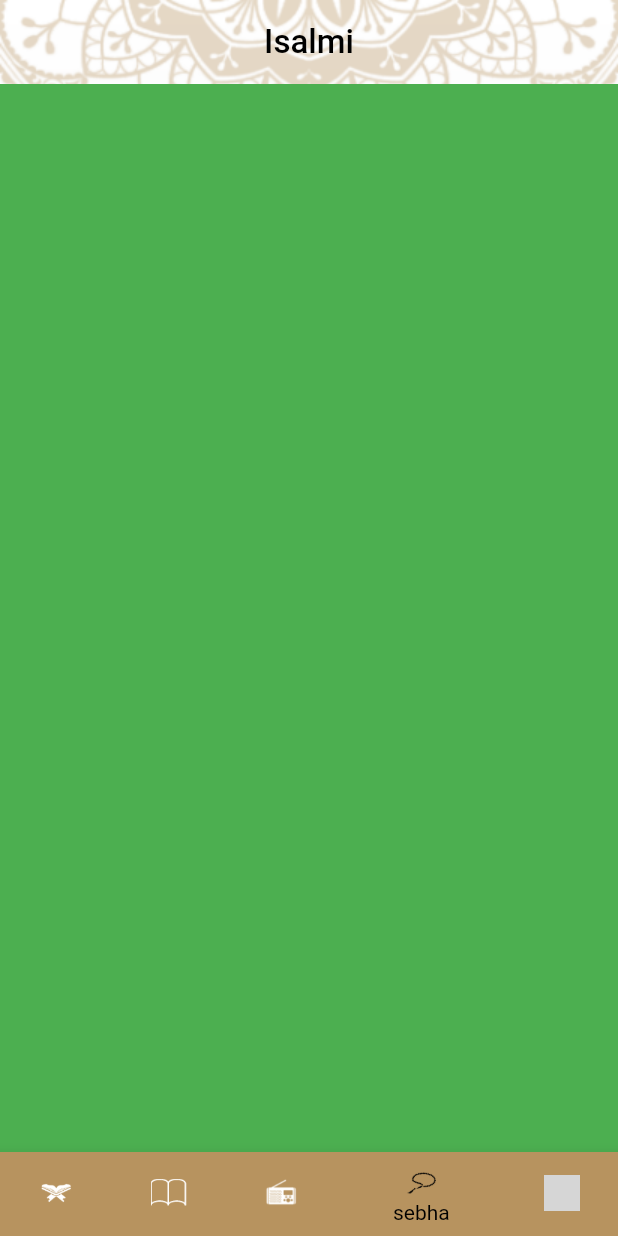
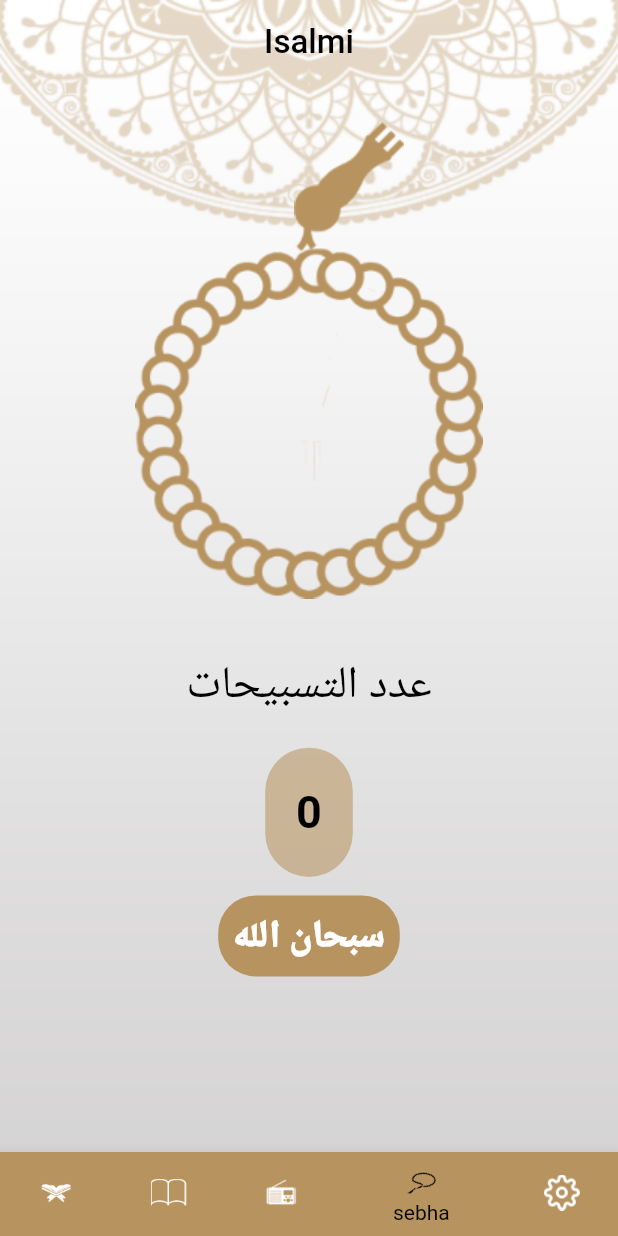
Before and after one commit to A-hmed/islami_c6_sat, a Flutter app: the screen it shows after launch, item 4 of the bottom bar chosen, on a phone screen of 412 x 824 dp. Run offline on Flutter 3.47's test engine with Material 2 defaults, Android fonts, the phone set to English and light mode, and no system bars; our stand-ins replace shared_preferences; generated files the repository leaves out were written again; Roboto replaces fonts that are missing (Cairo); grey boxes are pictures that could not be loaded.

Commit message:
Add Sebha feature

```diff
--- a/lib/AppStyle.dart
+++ b/lib/AppStyle.dart
@@ -14,13 +14,45 @@ class AppStyle{
      primaryColor: lightPrimaryColor,
     textTheme: TextTheme(
       titleLarge: TextStyle(color: Colors.black, fontSize: 22),
-      titleMedium: TextStyle(fontWeight: FontWeight.bold, fontSize: 18, color: lightPrimaryColor),)
+      titleMedium: TextStyle(fontWeight: FontWeight.bold, fontSize: 18, color: lightPrimaryColor),
+      displayMedium: TextStyle(
+          fontSize: 30,
+          color: Colors.black
+      ),
+      bodySmall: TextStyle(
+          color: Colors.black,
+          fontWeight: FontWeight.bold,
+          fontSize: 30
+      ),
+      headlineMedium: TextStyle(
+          fontSize: 25,
+          fontFamily: 'Cairo',
+          fontWeight: FontWeight.w900,
+          color: Colors.white
+      ),
+    )
     );
   static ThemeData darkTheme = ThemeData(
       scaffoldBackgroundColor: Colors.transparent,
       primaryColor: darkPrimaryColor,
       textTheme: TextTheme(
         titleLarge: TextStyle(color: Colors.white, fontSize: 22),
-        titleMedium: TextStyle(fontWeight: FontWeight.bold, fontSize: 18,  color: darkPrimaryColor),)
+        titleMedium: TextStyle(fontWeight: FontWeight.bold, fontSize: 18,  color: darkPrimaryColor),
+        displayMedium: TextStyle(
+            fontSize: 30,
+            color: Colors.white
+        ),
+        bodySmall: TextStyle(
+            color: Colors.white,
+            fontWeight: FontWeight.bold,
+            fontSize: 30
+        ),
+        headlineMedium:TextStyle(
+            fontSize: 25,
+            fontFamily: 'Cairo',
+            fontWeight: FontWeight.w900,
+            color: Colors.black
+        ),
+      )
   );
 }
--- a/lib/screens/home/sebha_tab.dart
+++ b/lib/screens/home/sebha_tab.dart
@@ -1,10 +1,140 @@
 import 'package:flutter/material.dart';
+import 'package:islami_c6_sat/providers/theme_provider.dart';
 
-class SebhaTab extends StatelessWidget {
+import 'package:provider/provider.dart';
+
+import '../../AppStyle.dart';
+import '../../providers/locale_provider.dart';
+
+class SebhaTab extends StatefulWidget {
+
+  @override
+  State<SebhaTab> createState() => _SebhaTabState();
+}
+
+class _SebhaTabState extends State<SebhaTab> with SingleTickerProviderStateMixin{
+  late AnimationController controller ;
+  late Animation animation;
+  int tsbehatCounter = 0;
+  int tsbehatIndex = 0;
+  List<String> tsbehat = ['سبحان الله','الحمد لله','الله اكبر','لا اله الا الله'];
+  double beginAngle = 0;
+  double endAngle = 0.25;
+
+  late LocaleProvider localeProvider;
+  late ThemeProvider themeProvider;
+  @override
+  void initState() {
+    controller = AnimationController(vsync: this,duration: Duration(seconds: 1));
+    setRotaion(0.25);
+  }
+
   @override
   Widget build(BuildContext context) {
+    localeProvider = Provider.of(context);
+    themeProvider = Provider.of(context);
+    double heightOfScreen = MediaQuery.of(context).size.height;
+    double widthOfScreen = MediaQuery.of(context).size.width;
     return Container(
-      color: Colors.green,
+      width: double.infinity,
+      child: Column(
+        crossAxisAlignment: CrossAxisAlignment.center,
+        children: [
+          Container(
+            margin: EdgeInsetsDirectional.only(top: 20),
+            child: Stack(
+              alignment: Alignment.center,
+              children: [
+                Positioned(
+                  top: 0.0,
+                  right: widthOfScreen*0.15,
+                  child: Image(
+                    image: AssetImage(themeProvider.currentTheme==ThemeMode.light?'assets/images/head_sebha_logo.png':'assets/images/head_sebha_dark.png'),
+                    width: widthOfScreen*0.19,
+                    height: 0.14*heightOfScreen,
+                  ),
+                ),
+                Padding(
+                  padding: EdgeInsetsDirectional.only(top: heightOfScreen*0.10),
+                  child: AnimatedBuilder(
+                    builder: (context,child)=>Transform.rotate(
+                      angle: animation.value,
+                      child: child,
+                    ),
+                    animation: animation,
+                    child: GestureDetector(
+
+                      onTap: (){
+                        controller.forward(from: 0);
+                        setState((){
+                          if(tsbehatCounter<33){
+                            tsbehatCounter++;
+                          }else{
+                            tsbehatCounter = 0;
+                            if(tsbehatIndex<3){
+                              tsbehatIndex++;
+                            }else{
+                              tsbehatIndex = 0;
+                            }
+
+                          }
+                          setRotaion(0.25);
+                        });
+                      },
+                      child: Image(
+                        image: AssetImage(themeProvider.currentTheme==ThemeMode.light?'assets/images/body_sebha_logo.png':'assets/images/body_sebha_dark.png'),
+                        height: heightOfScreen*0.3,
+                        width: widthOfScreen*0.62,
+                      ),
+                    ),
+                  ),
+                ),
+              ],
+            ),
+          ),
+          SizedBox(
+            height: heightOfScreen*0.038,
+          ),
+          Text(
+            'عدد التسبيحات',
+            style: Theme.of(context).textTheme.displayMedium,
+          ),
+          SizedBox(
+            height: heightOfScreen*0.025,
+          ),
+          Container(
+            padding: EdgeInsets.symmetric(vertical: heightOfScreen*0.031,horizontal: widthOfScreen*0.05),
+            decoration: BoxDecoration(
+                color: themeProvider.currentTheme==ThemeMode.light?AppStyle.lightPrimaryColor.withOpacity(0.57):AppStyle.darkAccentColor.withOpacity(0.57),
+                borderRadius: BorderRadius.circular(30)
+
+            ),
+            child: Text(
+                tsbehatCounter.toString(),
+                style: Theme.of(context).textTheme.bodySmall
+            ),
+          ),
+          SizedBox(
+            height: heightOfScreen*0.015,
+          ),
+          Container(
+            padding: EdgeInsetsDirectional.all(10),
+            decoration: BoxDecoration(
+                color: themeProvider.currentTheme==ThemeMode.light?AppStyle.lightPrimaryColor:AppStyle.darkPrimaryColor,
+                borderRadius: BorderRadius.circular(25)
+            ),
+            child: Text(
+                tsbehat[tsbehatIndex],
+                style: Theme.of(context).textTheme.headlineMedium
+            ),
+          )
+        ],
+      ),
     );
   }
+  void setRotaion(double degrees){
+    animation = Tween<double>(begin: beginAngle , end: endAngle).animate(controller);
+    beginAngle+=degrees;
+    endAngle+=degrees;
+  }
 }
--- a/pubspec.yaml
+++ b/pubspec.yaml
@@ -34,6 +34,7 @@ dependencies:
     sdk: flutter         # Add this line
   intl: ^0.17.0 # Add this line
   provider: ^6.0.3
+  shared_preferences: ^2.0.15
 
   # The following adds the Cupertino Icons font to your application.
   # Use with the CupertinoIcons class for iOS style icons.
```
Also changed, not shown: lib/providers/locale_provider.dart (+19 -0 lines), lib/providers/theme_provider.dart (+24 -0 lines), assets/images/2.0x/ic_settings@2x.png (added), assets/images/3.0x/ic_settings@3x.png (added), assets/images/ic_settings.png (added), pubspec.lock.
